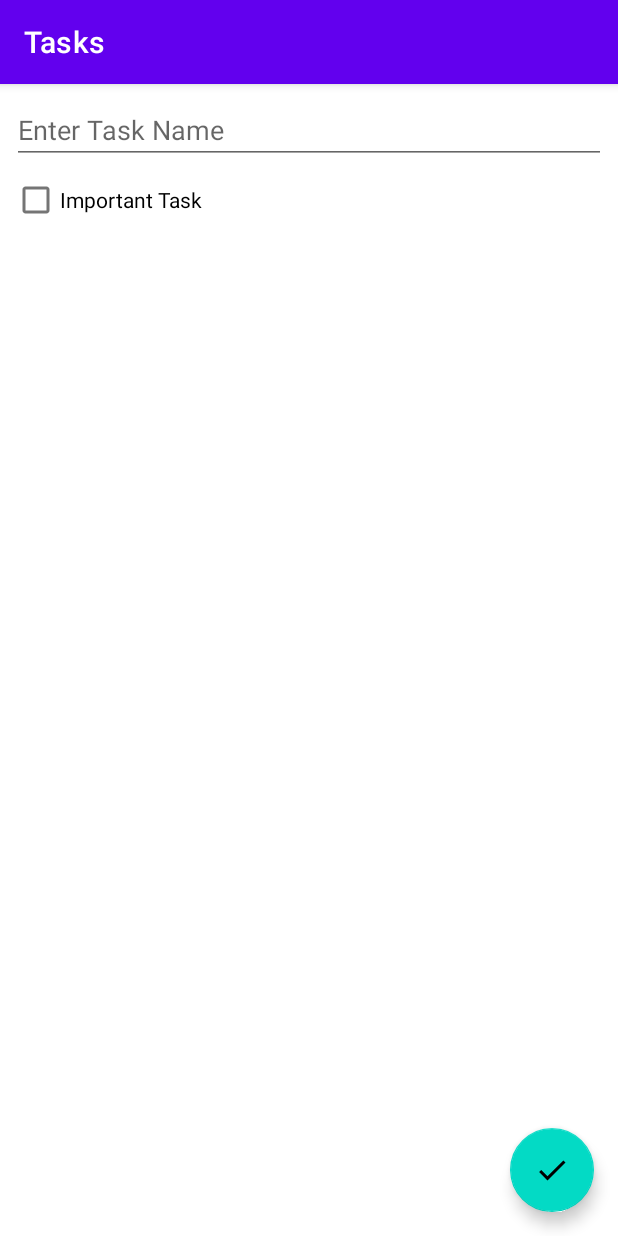
After one commit to krishnakorukanti/MvvmTODO, an Android app: the fragment AddEditFragment placed in its activity, on a phone screen of 412 x 824 dp. The commit adds this screen. Run offline under Robolectric (Android 15) with nearby library versions, the phone set to English and light mode, and no system bars; our stand-ins replace Dagger/Hilt's generated code, Room's generated code, navigation-ui; libraries missing offline, so code that uses them is left out: androidx.hilt, androidx.hilt.lifecycle; 2 statements that could not run were skipped.

Commit message:
Add Tasks, Edit Tasks

```diff
--- a/app/src/main/java/com/crishna/todo/data/TaskDao.kt
+++ b/app/src/main/java/com/crishna/todo/data/TaskDao.kt
@@ -10,21 +10,21 @@ interface TaskDao {
     suspend fun insert(task: Task)
 
     @Update
-    suspend fun update(task: Task)
+    suspend fun update(task: Task?)
 
     @Delete
     suspend fun delete(task: Task)
 
     @Query("SELECT * FROM task_table WHERE(completed != :hideCompleted OR completed = 0) AND name LIKE '%' || :searchQuery || '%' ORDER BY important DESC, name")
-    fun getTasksSortedByName(searchQuery: String,hideCompleted : Boolean) : Flow<List<Task>>
+    fun getTasksSortedByName(searchQuery: String, hideCompleted: Boolean): Flow<List<Task>>
 
     @Query("SELECT * FROM task_table WHERE(completed != :hideCompleted OR completed = 0) AND name LIKE '%' || :searchQuery || '%' ORDER BY important DESC, created")
-    fun getTasksSortedByDate(searchQuery: String,hideCompleted : Boolean) : Flow<List<Task>>
+    fun getTasksSortedByDate(searchQuery: String, hideCompleted: Boolean): Flow<List<Task>>
 
-    fun getTasks(query: String, sortOrder: SortOrder, hideCompleted: Boolean) : Flow<List<Task>> =
-        when(sortOrder){
-            SortOrder.BY_DATE -> getTasksSortedByDate(query,hideCompleted)
-            SortOrder.BY_NAME -> getTasksSortedByName(query,hideCompleted)
+    fun getTasks(query: String, sortOrder: SortOrder, hideCompleted: Boolean): Flow<List<Task>> =
+        when (sortOrder) {
+            SortOrder.BY_DATE -> getTasksSortedByDate(query, hideCompleted)
+            SortOrder.BY_NAME -> getTasksSortedByName(query, hideCompleted)
         }
 
 }
--- a/app/src/main/java/com/crishna/todo/ui/MainActivity.kt
+++ b/app/src/main/java/com/crishna/todo/ui/MainActivity.kt
@@ -1,14 +1,36 @@
 package com.crishna.todo.ui
 
+import android.app.Activity
+import android.os.Bundle
 import androidx.appcompat.app.AppCompatActivity
-import android.os.Bundle
+import androidx.navigation.NavController
+import androidx.navigation.fragment.NavHostFragment
+import androidx.navigation.fragment.findNavController
+import androidx.navigation.ui.setupActionBarWithNavController
 import com.crishna.todo.R
 import dagger.hilt.android.AndroidEntryPoint
 
 @AndroidEntryPoint
 class MainActivity : AppCompatActivity() {
+
+    private lateinit var navController: NavController
+
     override fun onCreate(savedInstanceState: Bundle?) {
         super.onCreate(savedInstanceState)
         setContentView(R.layout.activity_main)
+
+        val navHostFragment =
+            supportFragmentManager.findFragmentById(R.id.nav_host_fragment) as NavHostFragment
+
+        navController = navHostFragment.findNavController()
+        setupActionBarWithNavController(navController)
+
+    }
+
+    override fun onSupportNavigateUp(): Boolean {
+        return navController.navigateUp() || super.onSupportNavigateUp()
     }
 }
+
+const val ADD_TASK_RESULT_OK = Activity.RESULT_FIRST_USER
+const val EDIT_TASK_RESULT_OK = Activity.RESULT_FIRST_USER + 1
--- /dev/null
+++ b/app/src/main/java/com/crishna/todo/ui/addedittask/AddEditFragment.kt
@@ -0,0 +1,75 @@
+package com.crishna.todo.ui.addedittask
+
+import android.os.Bundle
+import android.view.View
+import androidx.core.os.bundleOf
+import androidx.core.view.isVisible
+import androidx.core.widget.addTextChangedListener
+import androidx.fragment.app.Fragment
+import androidx.fragment.app.setFragmentResult
+import androidx.fragment.app.viewModels
+import androidx.lifecycle.lifecycleScope
+import androidx.navigation.fragment.findNavController
+import com.crishna.todo.R
+import com.crishna.todo.databinding.FragmentAddEditTaskBinding
+import com.crishna.todo.util.exhaustive
+import com.google.android.material.snackbar.Snackbar
+import dagger.hilt.android.AndroidEntryPoint
+import kotlinx.coroutines.flow.collect
+
+
+@AndroidEntryPoint
+class AddEditFragment : Fragment(R.layout.fragment_add_edit_task) {
+
+    private val viewModel: AddEditTaskViewModel by viewModels()
+
+
+    override fun onViewCreated(view: View, savedInstanceState: Bundle?) {
+        super.onViewCreated(view, savedInstanceState)
+
+        val binding = FragmentAddEditTaskBinding.bind(view)
+
+        binding.apply {
+            editTextTaskName.setText(viewModel.taskName)
+            checkImpTask.isChecked = viewModel.taskImportance
+
+            checkImpTask.jumpDrawablesToCurrentState()
+            textDateCreated.isVisible = viewModel.task != null
+            textDateCreated.text = "Created: ${viewModel.task?.createdDateFormatted}"
+
+            editTextTaskName.addTextChangedListener {
+                viewModel.taskName = it.toString()
+            }
+
+            checkImpTask.setOnCheckedChangeListener { _, isChecked ->
+                viewModel.taskImportance = isChecked
+            }
+
+            floatAddTask.setOnClickListener {
+                viewModel.onSaveClick()
+            }
+
+        }
+
+        viewLifecycleOwner.lifecycleScope.launchWhenStarted {
+            viewModel.addEditTaskEvent.collect { event ->
+
+                when (event) {
+                    is AddEditTaskViewModel.AddEditTaskEvent.NavigateBackWithResult -> {
+                        binding.editTextTaskName.clearFocus()
+                        setFragmentResult(
+                            "add_edit_request",
+                            bundleOf("add_edit_result" to event.result)
+                        )
+                        findNavController().popBackStack()
+
+                    }
+                    is AddEditTaskViewModel.AddEditTaskEvent.ShowInvalidInputMessage -> {
+
+                        Snackbar.make(requireView(), event.msg, Snackbar.LENGTH_LONG).show()
+                    }
+                }.exhaustive
+            }
+        }
+    }
+}
--- /dev/null
+++ b/app/src/main/java/com/crishna/todo/ui/addedittask/AddEditTaskViewModel.kt
@@ -0,0 +1,71 @@
+package com.crishna.todo.ui.addedittask
+
+import androidx.hilt.Assisted
+import androidx.hilt.lifecycle.ViewModelInject
+import androidx.lifecycle.SavedStateHandle
+import androidx.lifecycle.ViewModel
+import androidx.lifecycle.viewModelScope
+import com.crishna.todo.data.Task
+import com.crishna.todo.data.TaskDao
+import com.crishna.todo.ui.ADD_TASK_RESULT_OK
+import com.crishna.todo.ui.EDIT_TASK_RESULT_OK
+import kotlinx.coroutines.channels.Channel
+import kotlinx.coroutines.flow.receiveAsFlow
+import kotlinx.coroutines.launch
+
+class AddEditTaskViewModel @ViewModelInject constructor(
+    private val taskDao: TaskDao,
+    @Assisted private val state: SavedStateHandle
+) : ViewModel() {
+
+    val task = state.get<Task>("task")
+
+    var taskName = state.get<String>("taskName") ?: task?.name ?: ""
+        set(value) {
+            field = value
+            state.set("taskName", value)
+        }
+    var taskImportance = state.get<Boolean>("taskImportance") ?: task?.important ?: false
+        set(value) {
+            field = value
+            state.set("taskImportance", value)
+        }
+
+    private val addEditTaskEventChannel = Channel<AddEditTaskEvent>()
+    val addEditTaskEvent = addEditTaskEventChannel.receiveAsFlow()
+
+    fun onSaveClick() {
+        if (taskName.isBlank()) {
+            // invalid input message - snackbar
+            showInvalidInputMsg("Name cannot be empty")
+        }
+        if (task != null) {
+            val updateTask = task.copy(name = taskName, important = taskImportance)
+            updatedTask(updateTask)
+        } else {
+            val newTask = Task(name = taskName, important = taskImportance)
+            createTask(newTask)
+        }
+
+    }
+
+    private fun showInvalidInputMsg(text: String) = viewModelScope.launch {
+        addEditTaskEventChannel.send(AddEditTaskEvent.ShowInvalidInputMessage(text))
+
+    }
+
+    private fun updatedTask(updateTask: Task) = viewModelScope.launch {
+        taskDao.update(updateTask)
+        addEditTaskEventChannel.send(AddEditTaskEvent.NavigateBackWithResult(EDIT_TASK_RESULT_OK))
+    }
+
+    private fun createTask(task: Task) = viewModelScope.launch {
+        taskDao.insert(task)
+        addEditTaskEventChannel.send(AddEditTaskEvent.NavigateBackWithResult(ADD_TASK_RESULT_OK))
+    }
+
+    sealed class AddEditTaskEvent {
+        data class ShowInvalidInputMessage(val msg: String) : AddEditTaskEvent()
+        data class NavigateBackWithResult(val result: Int) : AddEditTaskEvent()
+    }
+}
--- /dev/null
+++ b/app/src/main/java/com/crishna/todo/util/Utils.kt
@@ -0,0 +1,4 @@
+package com.crishna.todo.util
+
+val <T> T.exhaustive: T
+    get() = this
--- a/app/src/main/res/layout/fragment_add_edit_task.xml
+++ b/app/src/main/res/layout/fragment_add_edit_task.xml
@@ -2,7 +2,8 @@
 <androidx.coordinatorlayout.widget.CoordinatorLayout xmlns:android="http://schemas.android.com/apk/res/android"
     xmlns:tools="http://schemas.android.com/tools"
     android:layout_width="match_parent"
-    android:layout_height="match_parent">
+    android:layout_height="match_parent"
+    tools:context=".ui.addedittask.AddEditFragment">
 
     <LinearLayout
         android:layout_width="match_parent"
--- a/app/src/main/res/navigation/nav_graph.xml
+++ b/app/src/main/res/navigation/nav_graph.xml
@@ -8,6 +8,24 @@
     <fragment
         android:id="@+id/tasksFragment"
         android:name="com.crishna.todo.ui.tasks.TasksFragment"
-        android:label="fragment_task"
-        tools:layout="@layout/fragment_task" />
+        android:label="Tasks"
+        tools:layout="@layout/fragment_task">
+        <action
+            android:id="@+id/action_tasksFragment_to_addEditFragment2"
+            app:destination="@id/addEditFragment" />
+    </fragment>
+    <fragment
+        android:id="@+id/addEditFragment"
+        android:name="com.crishna.todo.ui.addedittask.AddEditFragment"
+        android:label="{title}"
+        tools:layout="@layout/fragment_add_edit_task">
+        <argument
+            android:name="task"
+            android:defaultValue="@null"
+            app:argType="com.crishna.todo.data.Task"
+            app:nullable="true" />
+        <argument
+            android:name="title"
+            app:argType="string" />
+    </fragment>
 </navigation>
```
Also changed, not shown: app/src/main/java/com/crishna/todo/TasksAdapter.kt (+8 -7 lines), app/src/main/java/com/crishna/todo/ui/tasks/TasksFragment.kt (+32 -1 lines), app/src/main/java/com/crishna/todo/ui/tasks/TasksViewModel.kt (+34 -8 lines).
